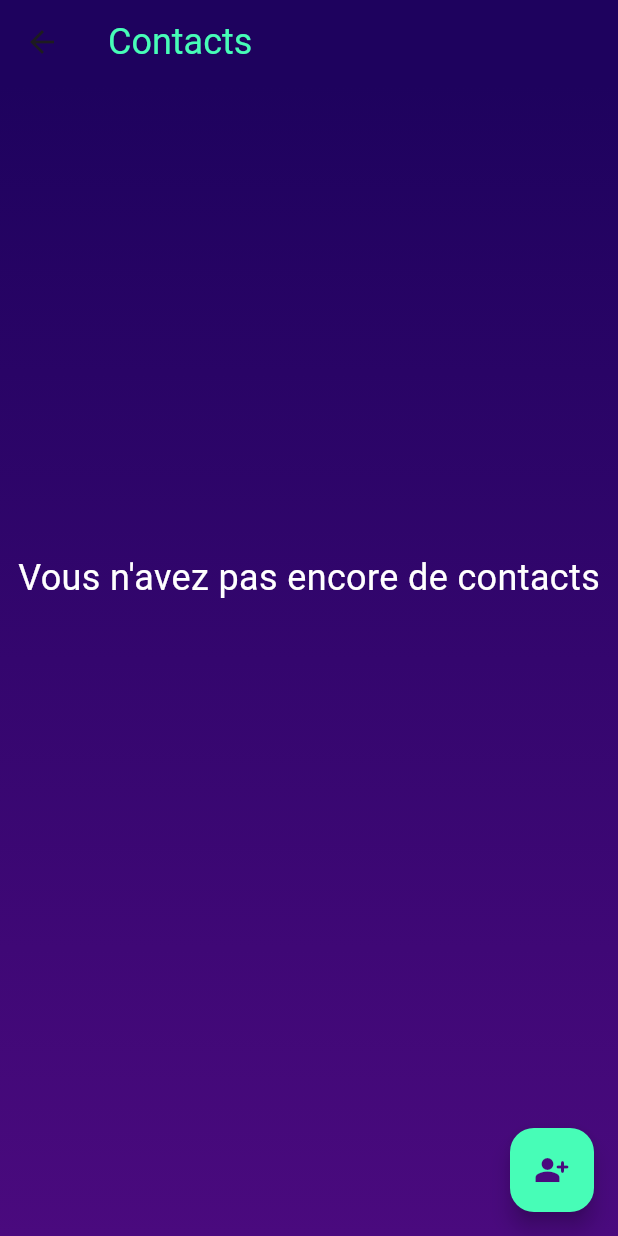
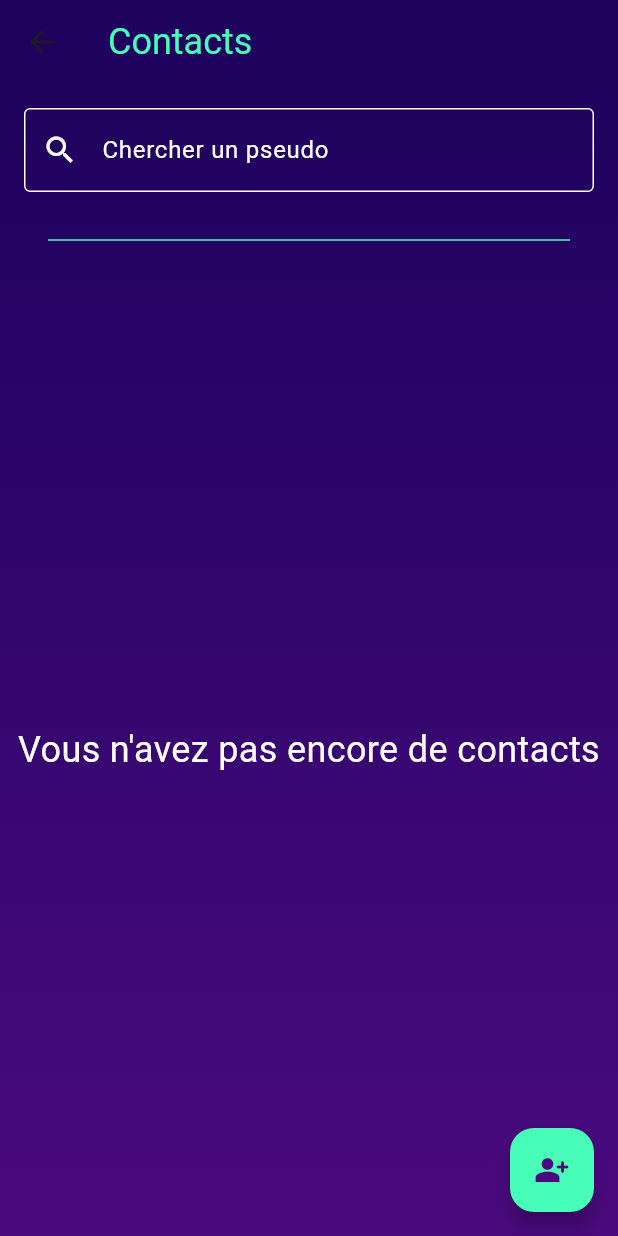
Before and after one commit to ThomasFabrePro/quizz_app_provider, a Flutter app: the BasePage screen opened directly, on a phone screen of 412 x 824 dp. Run offline on Flutter 3.47's test engine with Material 3 defaults, Android fonts, the light colour scheme and no system bars; our stand-ins replace auto_size_text, formz, go_router, shared_preferences; accounts and stored records are empty; Roboto replaces fonts that are missing (Corben).

Commit message:
contac list page

```diff
--- a/lib/models/persons/contact.dart
+++ b/lib/models/persons/contact_model.dart
@@ -4,7 +4,7 @@ class Contact {
   const Contact({required this.id, required this.pseudo});
 
   factory Contact.fromJson(dynamic json) {
-    final String id = json["_id"];
+    final String id = json["id"];
     final String pseudo = json["pseudo"];
 
     return Contact(id: id, pseudo: pseudo);
--- a/lib/models/quizzes/quizz_model.dart
+++ b/lib/models/quizzes/quizz_model.dart
@@ -71,7 +71,7 @@ class Quizz extends ChangeNotifier {
   Future<void> nextQuestion() async {
     if (currentQuestionIndex < quizzQuestions.length - 1) {
       currentQuestionIndex++;
-      notifyListeners();
+      // notifyListeners();
     } else {
       await UserRepository().updateStat(Stat(
           categoryName: name,
@@ -79,5 +79,6 @@ class Quizz extends ChangeNotifier {
           wrongAnswers: wrongAnswers));
       isFinished = true;
     }
+    notifyListeners();
   }
 }
--- /dev/null
+++ b/lib/models/services/contact_list_service.dart
@@ -0,0 +1,40 @@
+import 'package:flutter/material.dart' show ChangeNotifier;
+import 'package:quizz_app_provider/models/persons/contact_model.dart';
+import 'package:quizz_app_provider/models/persons/user.dart';
+import 'package:quizz_app_provider/web_service/repositories/contact_repository.dart';
+
+class ContactListService extends ChangeNotifier {
+  ContactRepository contactRepository;
+  Contact? contactFetchedFromSearchBar;
+  ContactListService({required this.contactRepository});
+
+  List<Contact> get contactList => user.contacts;
+
+  Future<void> addContact() async {
+    Contact? contact = contactFetchedFromSearchBar;
+    if (contact == null || contact.id == user.id) return;
+    await contactRepository.addContact(contact.id).then((value) {
+      contactList.add(contact);
+    });
+
+    contactFetchedFromSearchBar = null;
+    notifyListeners();
+  }
+
+  Future<void> removeContact(Contact contact) async {
+    await contactRepository.removeContact(contact.id);
+    contactList.remove(contact);
+    notifyListeners();
+  }
+
+  Future<String> searchContact(String pseudo) async {
+    if (contactList.any((element) => element.pseudo == pseudo)) {
+      return 'Vous êtes déjà ami avec $pseudo';
+    }
+    contactFetchedFromSearchBar =
+        await ContactRepository().getContactByPseudo(pseudo);
+
+    notifyListeners();
+    return '';
+  }
+}
--- a/lib/screens/contacts/contacts_page.dart
+++ b/lib/screens/contacts/contacts_page.dart
@@ -1,8 +1,14 @@
 import 'package:flutter/material.dart';
-import 'package:quizz_app_provider/models/persons/contact.dart';
+import 'package:provider/provider.dart';
+import 'package:quizz_app_provider/common/theme.dart';
+import 'package:quizz_app_provider/models/persons/contact_model.dart';
 import 'package:quizz_app_provider/models/persons/user.dart';
+import 'package:quizz_app_provider/models/services/contact_list_service.dart';
 import 'package:quizz_app_provider/screens/base/base_page.dart';
+import 'package:quizz_app_provider/web_service/repositories/contact_repository.dart';
 import 'package:quizz_app_provider/widgets/buttons/add_contact_button.dart';
+import 'package:quizz_app_provider/widgets/contacts/contact_list.dart';
+import 'package:quizz_app_provider/widgets/contacts/contact_search_bar.dart';
 
 class ContactsPage extends StatelessWidget {
   const ContactsPage({super.key});
@@ -22,32 +28,23 @@ class ContactsPageContent extends StatelessWidget {
 
   @override
   Widget build(BuildContext context) {
-    double height = MediaQuery.of(context).size.height;
-    return Column(children: [
-      SizedBox(
-          height: height * 0.8,
-          child: user.contacts.isNotEmpty
-              ? ListView.builder(
-                  itemCount: user.contacts.length,
-                  itemBuilder: (context, index) {
-                    Contact contact = user.contacts[index];
-                    return Padding(
-                        padding: const EdgeInsets.all(16.0),
-                        child: ListTile(
-                          title: Text(contact.pseudo),
-                          // subtitle: Text(contact.email),
-                          trailing: IconButton(
-                            icon: const Icon(Icons.delete),
-                            onPressed: () {
-                              user.contacts.removeAt(index);
-                            },
-                          ),
-                        ));
-                  },
-                )
-              : const Center(
-                  child: Text('Vous n\'avez pas encore de contacts'),
-                )),
-    ]);
+    return ChangeNotifierProvider(
+      // create: (context) => user,
+      create: (context) =>
+          ContactListService(contactRepository: ContactRepository()),
+      child: const Column(children: [
+        ContactSearchBar(),
+        Padding(
+          padding: EdgeInsets.symmetric(vertical: 8.0),
+          child: Divider(
+            color: ThemeConfig.primaryColor,
+            thickness: 1,
+            indent: 32,
+            endIndent: 32,
+          ),
+        ),
+        Expanded(child: ContactListView()),
+      ]),
+    );
   }
 }
--- /dev/null
+++ b/lib/widgets/contacts/contact_list.dart
@@ -0,0 +1,42 @@
+import 'package:flutter/material.dart';
+import 'package:provider/provider.dart';
+import 'package:quizz_app_provider/models/persons/contact_model.dart';
+import 'package:quizz_app_provider/models/persons/user.dart';
+import 'package:quizz_app_provider/models/services/contact_list_service.dart';
+import 'package:quizz_app_provider/widgets/contacts/contact_card.dart';
+
+class ContactListView extends StatelessWidget {
+  const ContactListView({super.key});
+
+  @override
+  Widget build(BuildContext context) {
+    return Consumer<ContactListService>(builder: (context, service, child) {
+      return user.contacts.isNotEmpty
+          ? ListView.builder(
+              itemCount: user.contacts.length,
+              itemBuilder: (context, index) {
+                Contact contact = user.contacts[index];
+                return Padding(
+                  padding: const EdgeInsets.only(top: 8.0),
+                  child: ContactCard(
+                    pseudo: contact.pseudo,
+                    trailing: IconButton(
+                      icon:
+                          const Icon(Icons.delete, color: Colors.red, size: 30),
+                      onPressed: () async {
+                        await service.removeContact(contact);
+                      },
+                    ),
+                  ),
+                );
+              },
+            )
+          : const Center(
+              child: Text(
+                'Vous n\'avez pas encore de contacts',
+                textAlign: TextAlign.center,
+              ),
+            );
+    });
+  }
+}
--- /dev/null
+++ b/lib/widgets/contacts/contact_search_bar.dart
@@ -0,0 +1,76 @@
+import 'package:flutter/material.dart';
+import 'package:provider/provider.dart';
+import 'package:quizz_app_provider/common/theme.dart';
+import 'package:quizz_app_provider/models/services/contact_list_service.dart';
+import 'package:quizz_app_provider/widgets/contacts/contact_card.dart';
+
+class ContactSearchBar extends StatefulWidget {
+  const ContactSearchBar({Key? key}) : super(key: key);
+
+  @override
+  State<ContactSearchBar> createState() => _ContactSearchBarState();
+}
+
+class _ContactSearchBarState extends State<ContactSearchBar> {
+  @override
+  Widget build(BuildContext context) {
+    return Consumer<ContactListService>(
+      builder: (context, service, child) {
+        return Column(
+          children: [
+            Padding(
+              padding: const EdgeInsets.all(16),
+              child: TextField(
+                onSubmitted: (value) async {
+                  service.searchContact(value).then((value) {
+                    if (service.contactFetchedFromSearchBar == null) {
+                      ScaffoldMessenger.of(context)
+                        ..hideCurrentSnackBar()
+                        ..showSnackBar(
+                          SnackBar(
+                              backgroundColor: Colors.red,
+                              content: Text(value)),
+                        );
+                    }
+                  });
+                },
+                style: const TextStyle(color: Colors.white),
+                cursorColor: ThemeConfig.primaryColor,
+                decoration: const InputDecoration(
+                  labelText: 'Chercher un pseudo',
+                  labelStyle: TextStyle(color: Colors.white),
+                  enabledBorder: OutlineInputBorder(
+                    borderSide: BorderSide(width: 1, color: Colors.white),
+                  ),
+                  focusedBorder: OutlineInputBorder(
+                    borderSide:
+                        BorderSide(width: 2, color: ThemeConfig.primaryColor),
+                  ),
+                  prefixIcon: Icon(
+                    Icons.search,
+                    color: Colors.white,
+                  ),
+                ),
+              ),
+            ),
+            Visibility(
+              visible: service.contactFetchedFromSearchBar != null,
+              child: ContactCard(
+                pseudo: service.contactFetchedFromSearchBar?.pseudo ?? "",
+                trailing: IconButton(
+                  icon: const Icon(
+                    Icons.add,
+                    color: ThemeConfig.primaryColor,
+                  ),
+                  onPressed: () async {
+                    await service.addContact();
+                  },
+                ),
+              ),
+            ),
+          ],
+        );
+      },
+    );
+  }
+}
```
Also changed, not shown: lib/models/persons/user.dart (+13 -7 lines), lib/web_service/repositories/contact_repository.dart (added, +85 -0 lines), lib/web_service/repositories/user_repository.dart (+9 -9 lines), lib/widgets/contacts/contact_card.dart (added, +35 -0 lines).
